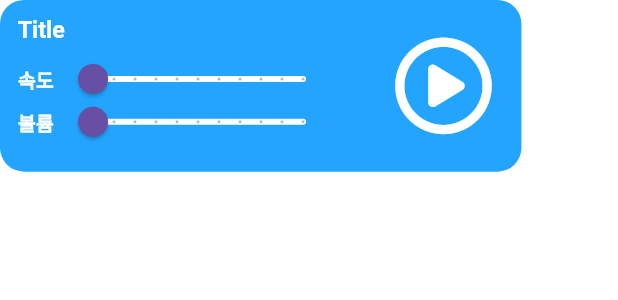
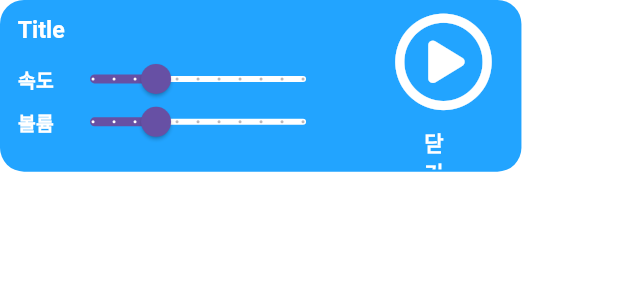
Before and after one commit to JinPyoK/auda, a Flutter app: the BottomAudioBar widget shown alone on an empty page, opened directly, on a phone screen of 412 x 824 dp. Shown: the top 300 px of the screen. Run offline on Flutter 3.47's test engine with Material 3 defaults, Android fonts, the phone set to English and light mode, and no system bars; our stand-ins replace auth_buttons, flutter_animate, flutter_riverpod, flutter_screenutil, font_awesome_flutter, go_router and 2 more; generated files the repository leaves out were written again; Roboto replaces fonts that are missing (Hahmlet).

Commit message:
audio bar

```diff
--- a/lib/presentation/common/widget/feed/audio_bar.dart
+++ b/lib/presentation/common/widget/feed/audio_bar.dart
@@ -1,4 +1,6 @@
+import 'package:auda/presentation/common/controller/bottom_audio_bar.dart';
 import 'package:flutter/material.dart';
+import 'package:flutter_riverpod/flutter_riverpod.dart';
 import 'package:flutter_screenutil/flutter_screenutil.dart';
 import 'package:font_awesome_flutter/font_awesome_flutter.dart';
 
@@ -42,13 +44,13 @@ class BottomAudioBar extends StatelessWidget {
                   ),
                   Positioned(
                     top: 15.h,
-                    child: _SpeechOption(
+                    child: const _SpeechOption(
                       optionName: '속도',
                     ),
                   ),
                   Positioned(
                     top: 40.h,
-                    child: _SpeechOption(
+                    child: const _SpeechOption(
                       optionName: '볼륨',
                     ),
                   ),
@@ -56,7 +58,13 @@ class BottomAudioBar extends StatelessWidget {
               ),
             ],
           ),
-          const _PlayButton(),
+          const Column(
+            mainAxisAlignment: MainAxisAlignment.spaceAround,
+            children: [
+              _PlayButton(),
+              _CancleButton(),
+            ],
+          ),
         ],
       ),
     );
@@ -102,7 +110,7 @@ class _SpeechOption extends StatefulWidget {
 }
 
 class _SpeechOptionState extends State<_SpeechOption> {
-  double _value = 0;
+  double _value = 3;
 
   @override
   Widget build(BuildContext context) {
@@ -131,3 +139,27 @@ class _SpeechOptionState extends State<_SpeechOption> {
     );
   }
 }
+
+class _CancleButton extends ConsumerWidget {
+  const _CancleButton({super.key});
+
+  @override
+  Widget build(BuildContext context, WidgetRef ref) {
+    return GestureDetector(
+      onTap: () {
+        ref.read(showAudioBarProvider.notifier).changeShowAudioBar();
+      },
+      child: SizedBox(
+        width: 20.w,
+        height: 25.h,
+        child: const Text(
+          "닫기",
+          style: TextStyle(
+            color: Colors.white,
+            fontWeight: FontWeight.bold,
+          ),
+        ),
+      ),
+    );
+  }
+}
--- a/lib/presentation/home/view/home_screen.dart
+++ b/lib/presentation/home/view/home_screen.dart
@@ -72,7 +72,7 @@ class HomeScreen extends ConsumerWidget {
             const Align(
               alignment: Alignment.bottomCenter,
               child: BottomAudioBar(),
-            ).animate().slideY(begin: 0.1),
+            ).animate().slideY(begin: 0.1, curve: Curves.linearToEaseOut),
         ],
       ),
     );
```
Also changed, not shown: lib/presentation/common/widget/feed/feed.dart (+13 -0 lines).
